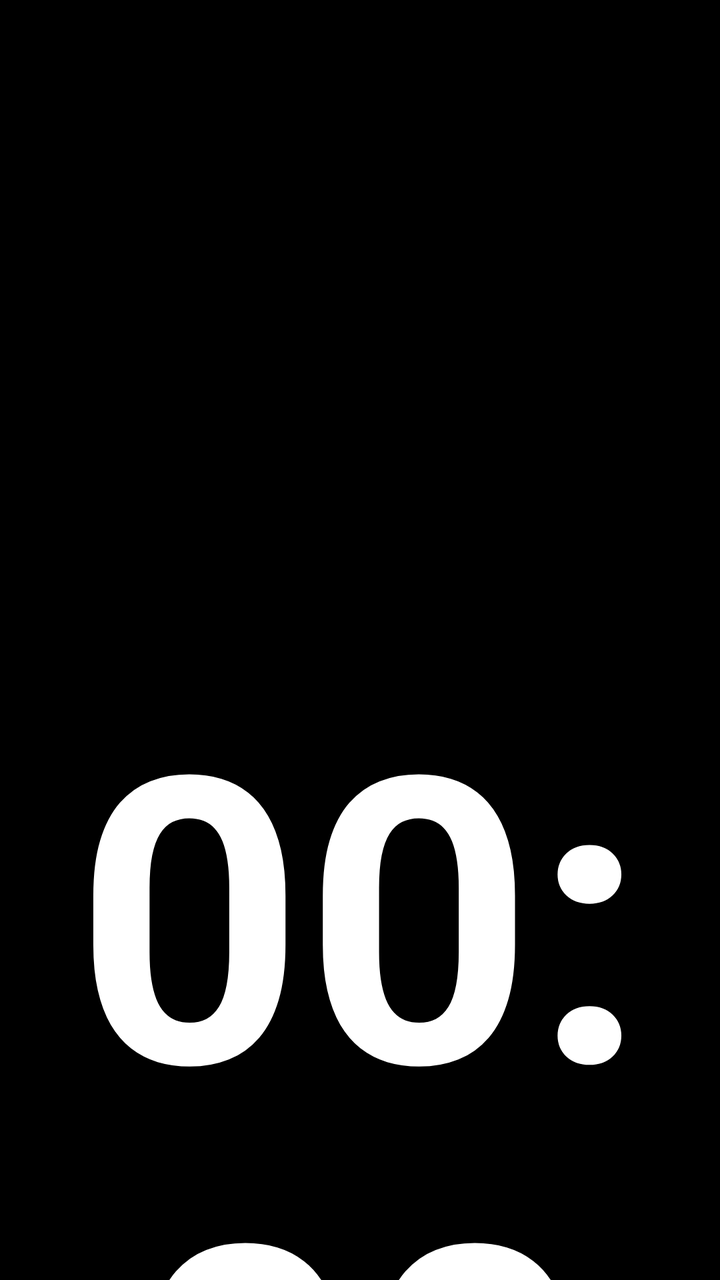
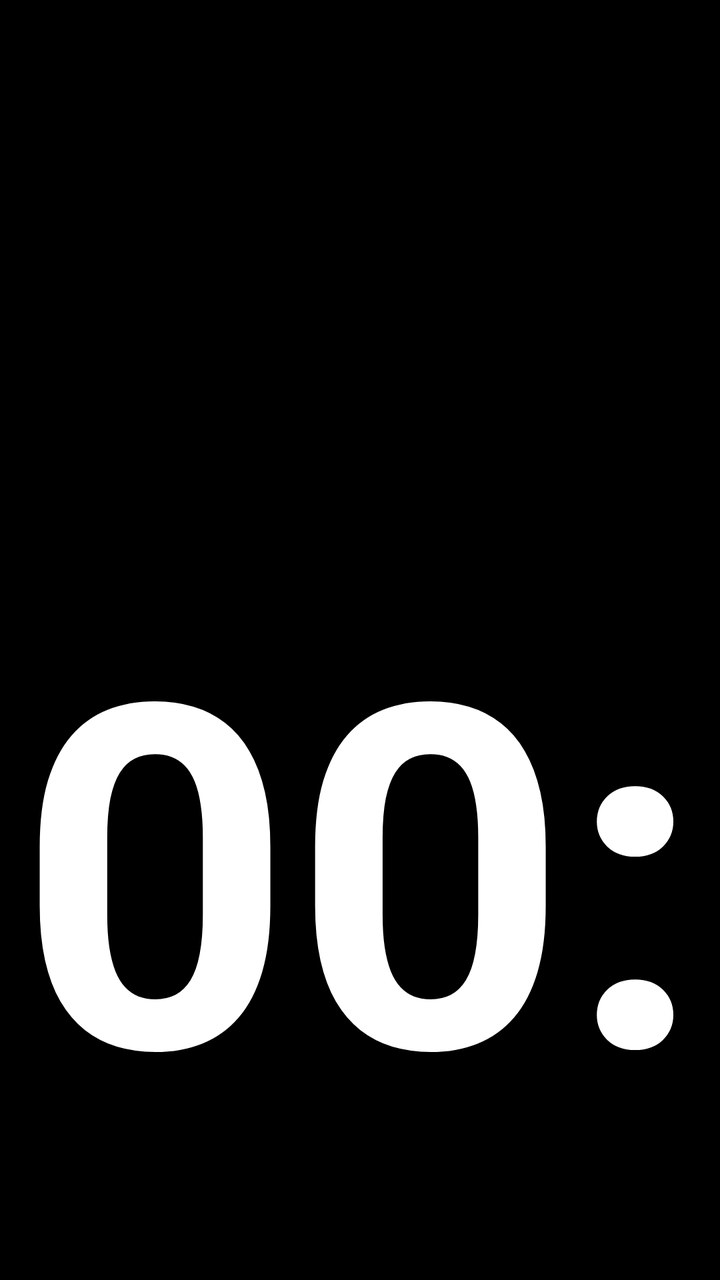

Before-and-after screenshots of an Android layout around one commit, followed by the original layout XML and the change that was made.
<!-- AndroidManifest.xml: application theme Theme.AppCompat.NoActionBar -->
<!-- res/layout/activity_main.xml -->
<?xml version="1.0" encoding="utf-8"?>
<LinearLayout xmlns:android="http://schemas.android.com/apk/res/android"
    android:layout_width="match_parent"
    android:layout_height="match_parent"
    android:background="#000000"
    android:orientation="vertical"
    android:weightSum="2">

    
    <RelativeLayout
        android:layout_width="match_parent"
        android:layout_height="0dp"
        android:layout_weight="1">

        <TextSwitcher
            android:id="@+id/topInfoSwitcher"
            android:layout_width="match_parent"
            android:layout_height="match_parent"
            android:layout_centerInParent="true" />

    </RelativeLayout>

    
    <RelativeLayout
        android:layout_width="match_parent"
        android:layout_height="0dp"
        android:layout_weight="1">

        <TextClock
            android:id="@+id/clockView"
            android:layout_width="match_parent"
            android:layout_height="match_parent"
            android:gravity="center"
            android:format12Hour="HH:mm"
            android:format24Hour="HH:mm"
            android:textColor="#FFFFFF"
            android:textSize="200sp"
            android:textStyle="bold" />

    </RelativeLayout>

</LinearLayout>
<!-- resources referenced by this layout -->
<resources>

</resources>

<!-- the commit's change to res/layout/activity_main.xml (unified diff, before → after) -->
@@ -34,7 +34,8 @@
             android:format12Hour="HH:mm"
             android:format24Hour="HH:mm"
             android:textColor="#FFFFFF"
-            android:textSize="200sp"
+            android:textSize="240sp"
+            android:translationY="-50dp"
             android:textStyle="bold" />
 
     </RelativeLayout>
